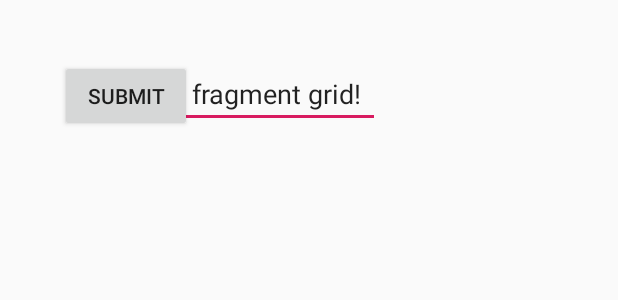
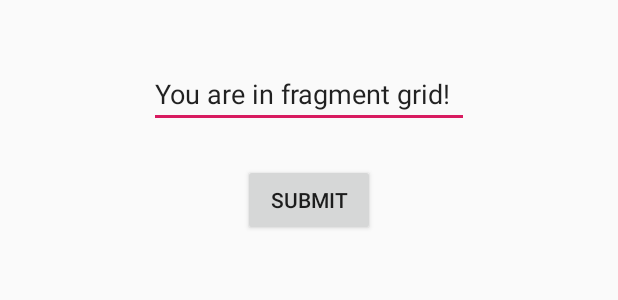
Before and after one commit to szoreny95/PlanningPoker, an Android app: the layout fragment_grid.xml on its own in the app's theme, with its tools: preview values and no code run, on a phone screen of 412 x 824 dp. Shown: the top 300 px of the screen. Run offline under Robolectric (Android 15) with nearby library versions, the phone set to English and light mode, and no system bars.

Commit message:
New branch commit attempt

```diff
--- a/app/src/main/java/com/example/planningpoker/MainActivity.java
+++ b/app/src/main/java/com/example/planningpoker/MainActivity.java
@@ -16,7 +16,7 @@ public class MainActivity extends AppCompatActivity {
     }
 
     public void login_check(View view) {
-        //
+        //ellenorzes
 
         FragmentTransaction frag_trans = getSupportFragmentManager().beginTransaction();
         frag_trans.add(R.id.fragment_container,new FragmentGrid());
--- a/app/src/main/res/layout/fragment_grid.xml
+++ b/app/src/main/res/layout/fragment_grid.xml
@@ -1,5 +1,5 @@
 <?xml version="1.0" encoding="utf-8"?>
-<FrameLayout xmlns:android="http://schemas.android.com/apk/res/android"
+<androidx.constraintlayout.widget.ConstraintLayout xmlns:android="http://schemas.android.com/apk/res/android"
     xmlns:app="http://schemas.android.com/apk/res-auto"
     xmlns:tools="http://schemas.android.com/tools"
     android:orientation="vertical"
@@ -7,6 +7,21 @@
     android:layout_height="match_parent"
     android:gravity="center_horizontal"
     android:padding="16dp">
+
+    <Button
+        android:id="@+id/button_submit"
+        android:layout_width="wrap_content"
+        android:layout_height="wrap_content"
+        android:layout_marginStart="24dp"
+        android:layout_marginLeft="24dp"
+        android:layout_marginTop="24dp"
+        android:layout_marginEnd="24dp"
+        android:layout_marginRight="24dp"
+        android:text="@string/submit"
+        app:layout_constraintEnd_toEndOf="parent"
+        app:layout_constraintStart_toStartOf="parent"
+        app:layout_constraintTop_toBottomOf="@+id/fragment_grid_text"
+        tools:ignore="MissingConstraints" />
 
     <EditText
         android:id="@+id/fragment_grid_text"
@@ -25,19 +40,4 @@
         app:layout_constraintTop_toTopOf="parent"
         tools:ignore="MissingConstraints" />
 
-    <Button
-        android:id="@+id/button_submit"
-        android:layout_width="wrap_content"
-        android:layout_height="wrap_content"
-        android:layout_marginStart="24dp"
-        android:layout_marginLeft="24dp"
-        android:layout_marginTop="24dp"
-        android:layout_marginEnd="24dp"
-        android:layout_marginRight="24dp"
-        android:text="@string/submit"
-        app:layout_constraintEnd_toEndOf="parent"
-        app:layout_constraintStart_toStartOf="parent"
-        app:layout_constraintTop_toBottomOf="@+id/fragment_grid_text"
-        tools:ignore="MissingConstraints" />
-
-</FrameLayout>
+</androidx.constraintlayout.widget.ConstraintLayout>
--- a/app/src/main/res/layout/fragment_result.xml
+++ b/app/src/main/res/layout/fragment_result.xml
@@ -1,5 +1,5 @@
 <?xml version="1.0" encoding="utf-8"?>
-<FrameLayout xmlns:android="http://schemas.android.com/apk/res/android"
+<androidx.constraintlayout.widget.ConstraintLayout xmlns:android="http://schemas.android.com/apk/res/android"
     xmlns:app="http://schemas.android.com/apk/res-auto"
     xmlns:tools="http://schemas.android.com/tools"
     android:layout_width="match_parent"
@@ -41,4 +41,4 @@
         tools:ignore="MissingConstraints" />
 
 
-</FrameLayout>
+</androidx.constraintlayout.widget.ConstraintLayout>
```
Also changed, not shown: 1 other file.
